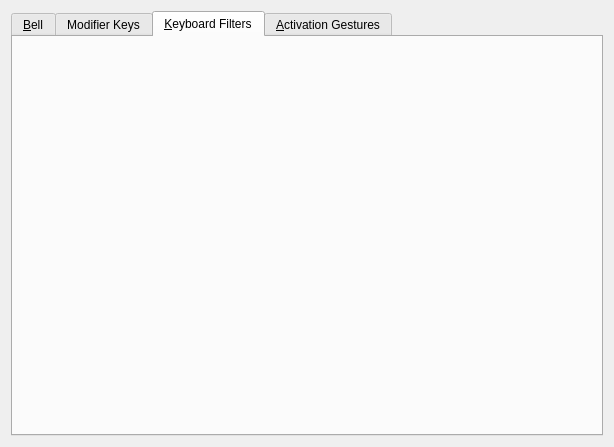
Above: kcms/access/accessibility.ui from Sonic-DE/sonic-desktop-interface before the change. Below: the same form after it.
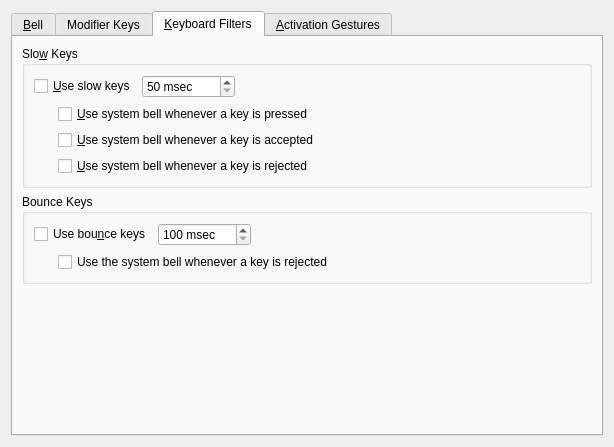
That is the form after the change. The open tabs and pages were chosen to show the change. Custom widgets are drawn as their Qt base class.

Commit message: Move keyboard filters to .ui

Diff of the .ui file:
```diff
--- a/kcms/access/accessibility.ui
+++ b/kcms/access/accessibility.ui
@@ -370,6 +370,197 @@
       <attribute name="title">
        <string>&amp;Keyboard Filters</string>
       </attribute>
+      <layout class="QVBoxLayout" name="verticalLayout_11">
+       <item>
+        <widget class="QGroupBox" name="slowkeys">
+         <property name="title">
+          <string>Slo&amp;w Keys</string>
+         </property>
+         <layout class="QVBoxLayout" name="verticalLayout_8">
+          <item>
+           <layout class="QHBoxLayout" name="horizontalLayout_6">
+            <item>
+             <widget class="QCheckBox" name="slowKeys">
+              <property name="text">
+               <string>&amp;Use slow keys</string>
+              </property>
+             </widget>
+            </item>
+            <item>
+             <widget class="QSpinBox" name="slowKeysDelay">
+              <property name="toolTip">
+               <string>Here you can customize the duration of the &quot;visible bell&quot; effect being shown.</string>
+              </property>
+              <property name="suffix">
+               <string> msec</string>
+              </property>
+              <property name="minimum">
+               <number>50</number>
+              </property>
+              <property name="maximum">
+               <number>10000</number>
+              </property>
+              <property name="singleStep">
+               <number>100</number>
+              </property>
+             </widget>
+            </item>
+            <item>
+             <spacer name="horizontalSpacer_9">
+              <property name="orientation">
+               <enum>Qt::Horizontal</enum>
+              </property>
+              <property name="sizeHint" stdset="0">
+               <size>
+                <width>40</width>
+                <height>20</height>
+               </size>
+              </property>
+             </spacer>
+            </item>
+           </layout>
+          </item>
+          <item>
+           <layout class="QHBoxLayout" name="horizontalLayout_4">
+            <item>
+             <spacer name="horizontalSpacer_7">
+              <property name="orientation">
+               <enum>Qt::Horizontal</enum>
+              </property>
+              <property name="sizeType">
+               <enum>QSizePolicy::Fixed</enum>
+              </property>
+              <property name="sizeHint" stdset="0">
+               <size>
+                <width>24</width>
+                <height>20</height>
+               </size>
+              </property>
+             </spacer>
+            </item>
+            <item>
+             <layout class="QVBoxLayout" name="verticalLayout_9">
+              <item>
+               <widget class="QCheckBox" name="slowKeysPressBeep">
+                <property name="text">
+                 <string>&amp;Use system bell whenever a key is pressed</string>
+                </property>
+               </widget>
+              </item>
+              <item>
+               <widget class="QCheckBox" name="slowKeysAcceptBeep">
+                <property name="text">
+                 <string>&amp;Use system bell whenever a key is accepted</string>
+                </property>
+               </widget>
+              </item>
+              <item>
+               <widget class="QCheckBox" name="slowKeysRejectBeep">
+                <property name="text">
+                 <string>&amp;Use system bell whenever a key is rejected</string>
+                </property>
+               </widget>
+              </item>
+             </layout>
+            </item>
+           </layout>
+          </item>
+         </layout>
+        </widget>
+       </item>
+       <item>
+        <widget class="QGroupBox" name="bouncekeys">
+         <property name="title">
+          <string>Bounce Keys</string>
+         </property>
+         <layout class="QVBoxLayout" name="verticalLayout_10">
+          <item>
+           <layout class="QHBoxLayout" name="horizontalLayout_7">
+            <item>
+             <widget class="QCheckBox" name="bounceKeys">
+              <property name="text">
+               <string>Use bou&amp;nce keys</string>
+              </property>
+             </widget>
+            </item>
+            <item>
+             <widget class="QSpinBox" name="bounceKeysDelay">
+              <property name="toolTip">
+               <string>Here you can customize the duration of the &quot;visible bell&quot; effect being shown.</string>
+              </property>
+              <property name="suffix">
+               <string> msec</string>
+              </property>
+              <property name="minimum">
+               <number>100</number>
+              </property>
+              <property name="maximum">
+               <number>10000</number>
+              </property>
+              <property name="singleStep">
+               <number>100</number>
+              </property>
+             </widget>
+            </item>
+            <item>
+             <spacer name="horizontalSpacer_10">
+              <property name="orientation">
+               <enum>Qt::Horizontal</enum>
+              </property>
+              <property name="sizeHint" stdset="0">
+               <size>
+                <width>40</width>
+                <height>20</height>
+               </size>
+              </property>
+             </spacer>
+            </item>
+           </layout>
+          </item>
+          <item>
+           <layout class="QHBoxLayout" name="horizontalLayout_5">
+            <item>
+             <spacer name="horizontalSpacer_8">
+              <property name="orientation">
+               <enum>Qt::Horizontal</enum>
+              </property>
+              <property name="sizeType">
+               <enum>QSizePolicy::Fixed</enum>
+              </property>
+              <property name="sizeHint" stdset="0">
+               <size>
+                <width>24</width>
+                <height>20</height>
+               </size>
+              </property>
+             </spacer>
+            </item>
+            <item>
+             <widget class="QCheckBox" name="bounceKeysRejectBeep">
+              <property name="text">
+               <string>Use the system bell whenever a key is rejected</string>
+              </property>
+             </widget>
+            </item>
+           </layout>
+          </item>
+         </layout>
+        </widget>
+       </item>
+       <item>
+        <spacer name="verticalSpacer_3">
+         <property name="orientation">
+          <enum>Qt::Vertical</enum>
+         </property>
+         <property name="sizeHint" stdset="0">
+          <size>
+           <width>20</width>
+           <height>94</height>
+          </size>
+         </property>
+        </spacer>
+       </item>
+      </layout>
      </widget>
      <widget class="QWidget" name="tabActivationGestures">
       <attribute name="title">
```
The commit also changes 2 other files.
